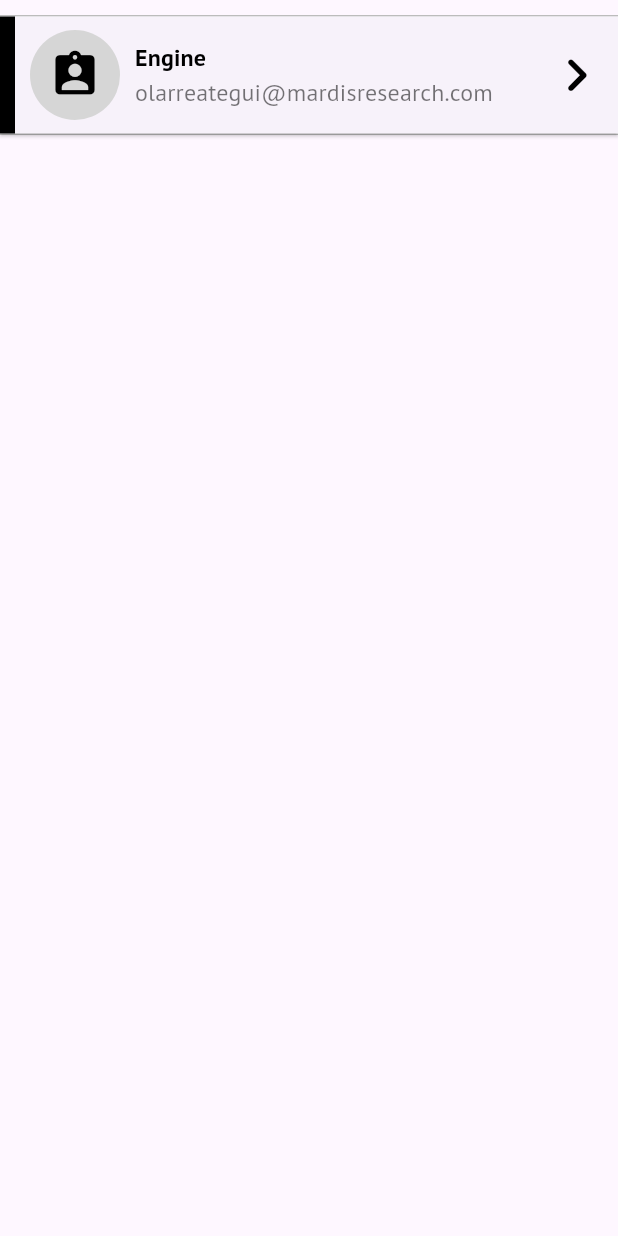
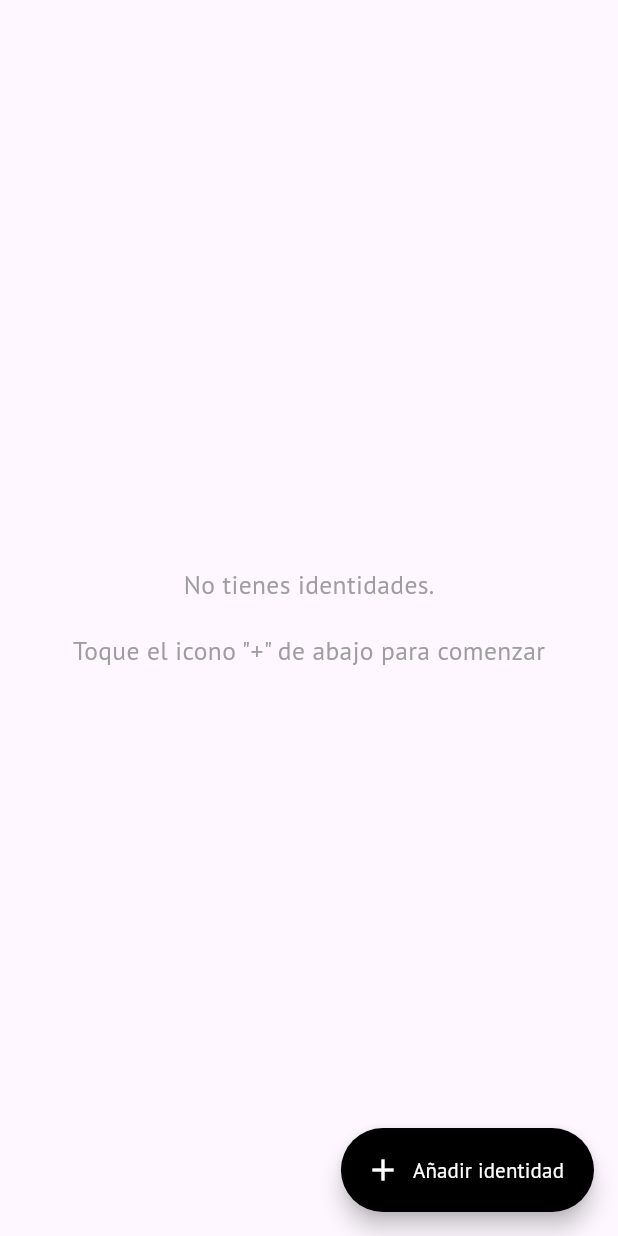
Before and after one commit to MardisIT/identity_mardis, a Flutter app: the IdentitiesScreen screen opened by its route, on a phone screen of 412 x 824 dp. Run offline on Flutter 3.47's test engine with Material 3 defaults, Android fonts, the phone set to English and light mode, and no system bars; drawn by our look-alikes of flutter_speed_dial; our stand-ins replace device_info_plus, flutter_secure_storage, get, google_fonts, hive, hive_flutter and 4 more; missing offline and left inert: pointycastle, qr_code_scanner; accounts and stored records are empty.

Commit message:
Feat-bug: Nuevo modal para la informacion de las entidades. Bug al matar el proceso del timer

```diff
--- a/lib/core/Routes/router.dart
+++ b/lib/core/Routes/router.dart
@@ -13,7 +13,7 @@ import 'package:identity_engine/main_bindings.dart';
 
 class Routes {
   static const String splash = '/splash';
-  static const String home = '/login';
+  static const String home = '/home';
   static const String identities = '/identities';
   static const String scanner = '/scanner';
   static const String configuration = '/configuration';
--- a/lib/core/presentation/pages/identities/identities_screen.dart
+++ b/lib/core/presentation/pages/identities/identities_screen.dart
@@ -13,193 +13,63 @@ class IdentitiesScreen extends GetWidget<IdentitiesController> {
   Widget build(BuildContext context) {
     final ScannerController scannerController = Get.find();
     return Scaffold(
-      body: Column(
+      body: Obx(
+        () => controller.identities.isNotEmpty
+            ? ListView.builder(
+                itemCount: controller.identities.length,
+                itemBuilder: (context, index) {
+                  return IdentitiesContainer(
+                    controller: controller,
+                    scannerController: scannerController,
+                    identity: controller.identities[index],
+                    index: index,
+                  );
+                },
+              )
+            : const Center(
+                child: Column(
+                  mainAxisAlignment: MainAxisAlignment.center,
                   children: [
-          const SizedBox(height: 10),
-          Container(
-            height: 80,
-            width: double.infinity,
-            // padding: const EdgeInsets.only(left: 15),
-            decoration: BoxDecoration(
-              color: Colors.white,
-              border: Border(
-                bottom: BorderSide(
-                  color: Colors.grey.shade400,
-                  width: 1,
-                ),
-                top: BorderSide(
-                  color: Colors.grey.shade400,
-                  width: 1,
+                    Text(
+                      'No tienes identidades.',
+                      style: TextStyle(
+                        fontSize: 17,
+                        color: Colors.grey,
                       ),
                     ),
-            ),
-            child: ElevatedButton(
-              style: ElevatedButton.styleFrom(
-                shape: RoundedRectangleBorder(
-                  borderRadius: BorderRadius.zero,
-                ),
-                padding: EdgeInsets.symmetric(horizontal: 0),
-                foregroundColor: Colors.black,
-              ),
-              onPressed: () {},
-              child: Row(
-                // mainAxisAlignment: MainAxisAlignment.spaceBetween,
-                children: [
-                  // Obx(
-                  //   () =>
-                  Container(
-                    height: double.maxFinite,
-                    width: 10,
-                    color: Colors.black,
-                  ),
-                  const SizedBox(width: 10),
-                  Container(
-                    height: 60,
-                    width: 60,
-                    decoration: BoxDecoration(
-                      color: Colors.grey[350],
-                      borderRadius: BorderRadius.circular(50),
-                    ),
-                    // child: Icon(Icons.account_box_outlined),
-                    child: const Icon(
-                      Icons.assignment_ind_rounded,
-                      size: 35,
-                      color: Colors.black,
+                    SizedBox(height: 20),
+                    Text(
+                      'Toque el icono "+" de abajo para comenzar',
+                      style: TextStyle(
+                        fontSize: 17,
+                        color: Colors.grey,
                       ),
                     ),
-                  //! ====================== ESTE ES EL EL CIRCULARPROGRESS DE LOS 30S ======================
-                  // SizedBox(
-                  //   height: 50,
-                  //   width: 50,
-                  //   child: CircularProgressIndicator(
-                  //     // value: identity.progressValue.value,
-                  //     value: 0,
-                  //     valueColor: AlwaysStoppedAnimation(
-                  //       Colors.red.shade100,
-                  //     ),
-                  //     backgroundColor: Colors.red,
-                  //   ),
-                  // ),
-                  // ),
-                  //! ====================== ESTE ES EL EL CIRCULARPROGRESS DE LOS 30S ======================
-                  const Expanded(
-                    flex: 5,
-                    child: Padding(
-                      padding: EdgeInsets.only(left: 10),
-                      child: Column(
-                        mainAxisAlignment: MainAxisAlignment.center,
-                        crossAxisAlignment: CrossAxisAlignment.start,
-                        children: [
-                          Text(
-                            // '${identity.systemAplication} - ${identity.email}',
-                            'Engine',
-                            style: TextStyle(
-                                fontSize: 16,
-                                color: Colors.black,
-                                fontWeight: FontWeight.bold),
-                          ),
-                          // Obx(
-                          //   () =>
-                          Text(
-                            // identity.code!.value,
-                            'olarreategui@mardisresearch.com',
-                            style: TextStyle(
-                              fontSize: 16,
-                              fontWeight: FontWeight.w500,
-                              color: Colors.black54,
-                            ),
-                            maxLines: 2,
-                            overflow: TextOverflow.ellipsis,
-                          ),
-                          // )
                   ],
                 ),
               ),
       ),
-                  Expanded(
-                    flex: 1,
-                    child: Icon(
-                      Icons.navigate_next_rounded,
-                      size: 45,
-                      color: Colors.black,
+      floatingActionButton: Obx(
+        () => Column(
+          mainAxisAlignment: MainAxisAlignment.end,
+          children: [
+            if (controller.isDeleteMode.value)
+              FloatingActionButton(
+                backgroundColor: Colors.red,
+                child: const Icon(
+                  Icons.delete,
+                  color: Colors.white,
                 ),
-                  )
-                  // Obx(
-                  //   () => controller.isDeleteMode.value
-                  //       ? Checkbox(
-                  //           value: controller.isDeleteMode.value
-                  //               ? controller.identitiesToDelete.contains(identity)
-                  //               : identity.isChecked.value,
-                  //           onChanged: (value) {
-                  //             controller.toggleCheckbox(identity);
-                  //           },
-                  //           activeColor: Colors.red,
-                  //         )
-                  //       : const SizedBox.shrink(),
-                  // ),
+                onPressed: () {
+                  controller.showDeleteConfirmationDialog();
+                },
+              ),
+            const SizedBox(height: 10),
+            if (!controller.isDeleteMode.value)
+              CustomFAB(controller: controller),
           ],
         ),
       ),
-          ),
-        ],
-      ),
-      // body: Obx(
-      //   () => controller.identities.isNotEmpty
-      //       ? ListView.builder(
-      //           itemCount: controller.identities.length,
-      //           itemBuilder: (context, index) {
-      //             return IdentitiesContainer(
-      //               controller: controller,
-      //               scannerController: scannerController,
-      //               identity: controller.identities[index],
-      //               index: index,
-      //             );
-      //           },
-      //         )
-      //       : const Center(
-      //           child: Column(
-      //             mainAxisAlignment: MainAxisAlignment.center,
-      //             children: [
-      //               Text(
-      //                 'No tienes identidades.',
-      //                 style: TextStyle(
-      //                   fontSize: 17,
-      //                   color: Colors.grey,
-      //                 ),
-      //               ),
-      //               SizedBox(height: 20),
-      //               Text(
-      //                 'Toque el icono "+" de abajo para comenzar',
-      //                 style: TextStyle(
-      //                   fontSize: 17,
-      //                   color: Colors.grey,
-      //                 ),
-      //               ),
-      //             ],
-      //           ),
-      //         ),
-      // ),
-      // floatingActionButton: Obx(
-      //   () => Column(
-      //     mainAxisAlignment: MainAxisAlignment.end,
-      //     children: [
-      //       if (controller.isDeleteMode.value)
-      //         FloatingActionButton(
-      //           backgroundColor: Colors.red,
-      //           child: const Icon(
-      //             Icons.delete,
-      //             color: Colors.white,
-      //           ),
-      //           onPressed: () {
-      //             controller.showDeleteConfirmationDialog();
-      //           },
-      //         ),
-      //       const SizedBox(height: 10),
-      //       if (!controller.isDeleteMode.value)
-      //         CustomFAB(controller: controller),
-      //     ],
-      //   ),
-      // ),
     );
   }
 }
--- a/lib/core/presentation/widget/widgets.dart
+++ b/lib/core/presentation/widget/widgets.dart
@@ -1,3 +1,4 @@
+export 'package:identity_engine/core/presentation/pages/identities/widgets/custom_modal_identity.dart';
 export 'package:identity_engine/core/presentation/widget/custom_dialog.dart';
 export 'package:identity_engine/core/presentation/pages/identities/widgets/identities_container.dart';
 export 'package:identity_engine/core/presentation/pages/identities/widgets/custom_fab.dart';
```
Also changed, not shown: lib/core/presentation/pages/identities/identities_controller.dart (+9 -44 lines), lib/core/presentation/pages/identities/widgets/custom_modal_identity.dart (added, +115 -0 lines), lib/core/presentation/pages/identities/widgets/identities_container.dart (+28 -21 lines), lib/core/presentation/pages/scanner_qr/scanner_controller.dart (+4 -4 lines). Lines whose indentation alone changed are shown as unchanged.
